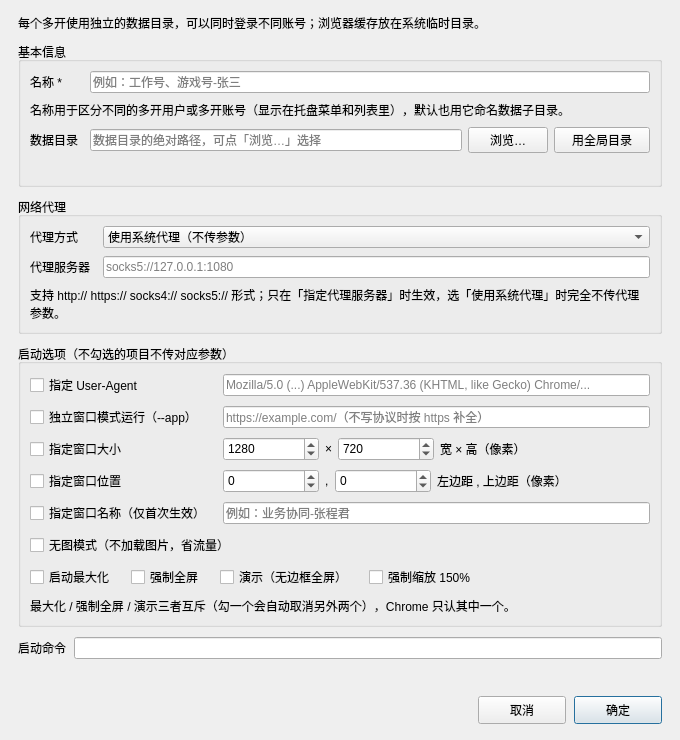
Before: the Qt Designer form chromeprofileform.ui in BlueGhostJ/BG_Assistant, drawn with Qt 5.
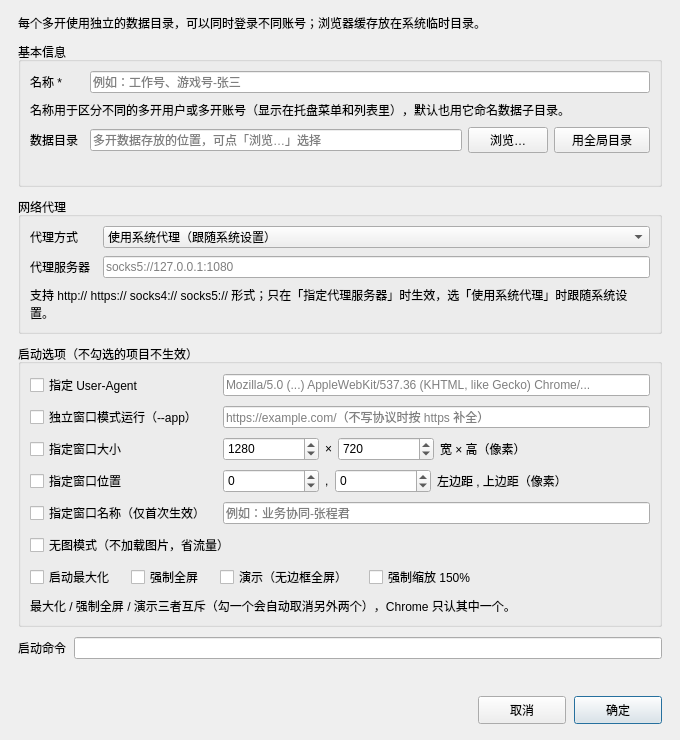
After: the same form once the commit is applied.

Commit message:
chore(chrome): 界面文案去掉开发者术语
- 管理窗口顶部删掉「启动时直接拉起 chrome.exe，不需要管理员权限」
- 「绝对路径」统一改成「完整路径」；「不传参数」改成「跟随系统设置」；「不传对应参数」改成「不生效」
- 命令预览的占位提示改成普通说法，数据位置说明不再提 bat / 绝对路径

What changed in the file:
```diff
--- a/chromeprofileform.ui
+++ b/chromeprofileform.ui
@@ -90,7 +90,7 @@
         <item>
          <widget class="QLineEdit" name="dataDirEdit">
           <property name="placeholderText">
-           <string>数据目录的绝对路径，可点「浏览…」选择</string>
+           <string>多开数据存放的位置，可点「浏览…」选择</string>
           </property>
          </widget>
         </item>
@@ -161,7 +161,7 @@
        <widget class="QComboBox" name="proxyModeCombo">
         <item>
          <property name="text">
-          <string>使用系统代理（不传参数）</string>
+          <string>使用系统代理（跟随系统设置）</string>
          </property>
         </item>
         <item>
@@ -193,7 +193,7 @@
       <item row="2" column="0" colspan="2">
        <widget class="QLabel" name="proxyHintLabel">
         <property name="text">
-         <string>支持 http:// https:// socks4:// socks5:// 形式；只在「指定代理服务器」时生效，选「使用系统代理」时完全不传代理参数。</string>
+         <string>支持 http:// https:// socks4:// socks5:// 形式；只在「指定代理服务器」时生效，选「使用系统代理」时跟随系统设置。</string>
         </property>
         <property name="wordWrap">
          <bool>true</bool>
@@ -206,7 +206,7 @@
    <item>
     <widget class="QGroupBox" name="launchGroupBox">
      <property name="title">
-      <string>启动选项（不勾选的项目不传对应参数）</string>
+      <string>启动选项（不勾选的项目不生效）</string>
      </property>
      <layout class="QGridLayout" name="launchLayout">
       <property name="horizontalSpacing">
```
The commit also changes 3 other files.
